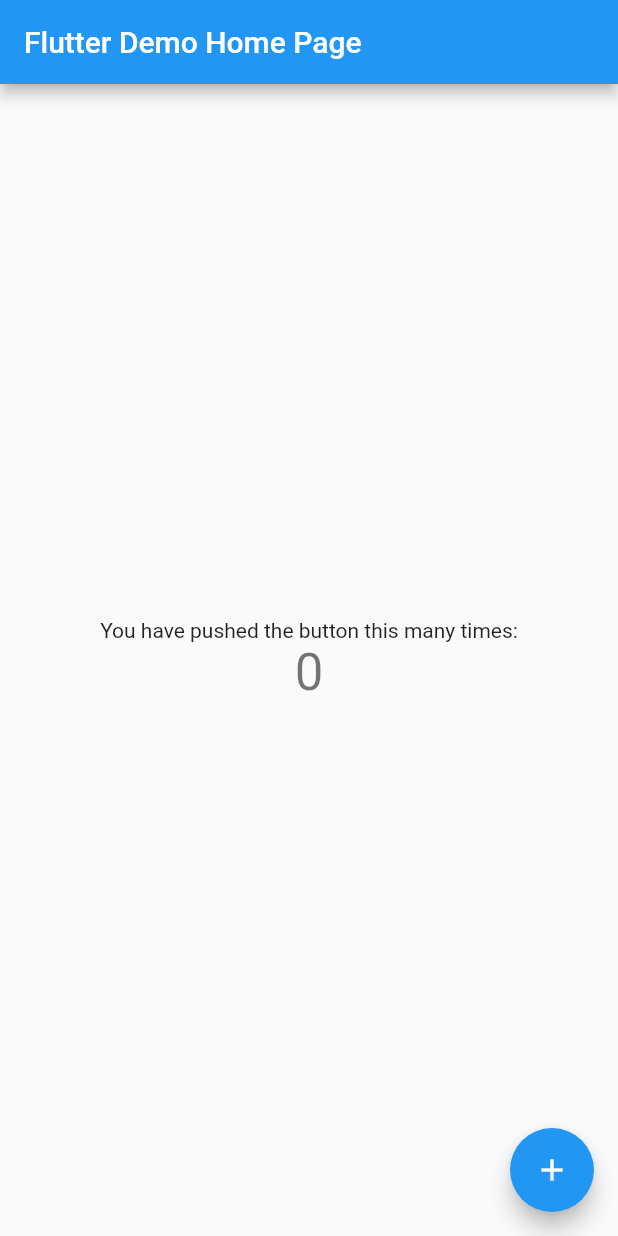
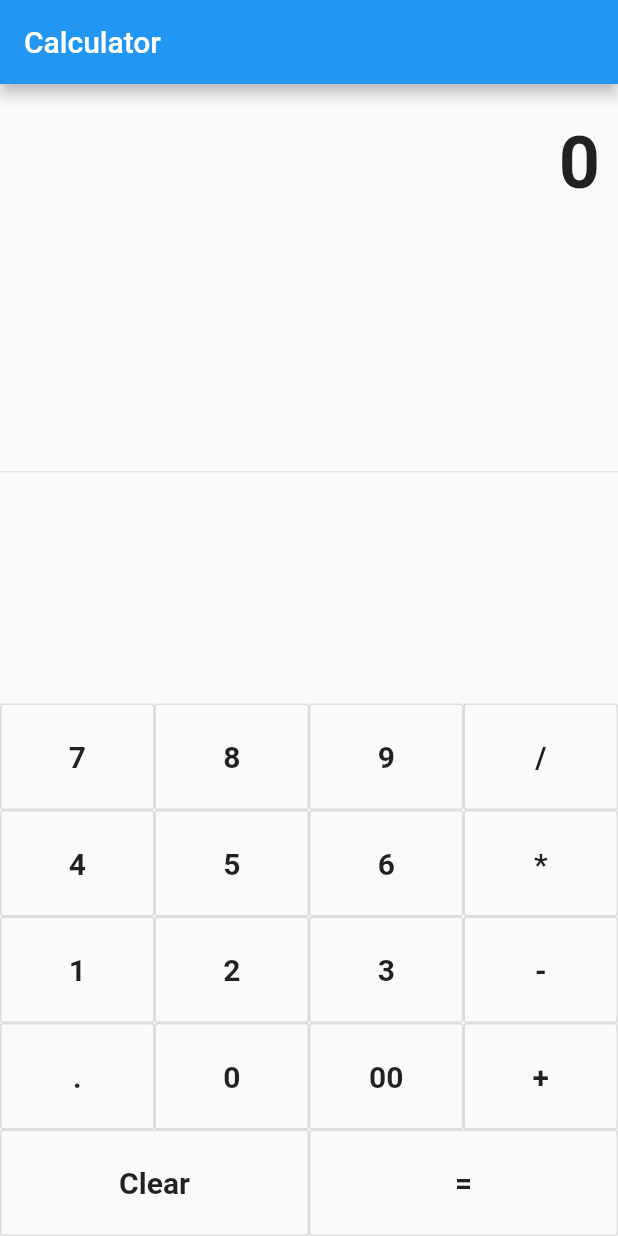
Before and after one commit to lakkaru/flutter_calculator, a Flutter app: the screen it shows after launch, on a phone screen of 412 x 824 dp. Run offline on Flutter 3.47's test engine with Material 2 defaults, Android fonts, the phone set to English and light mode, and no system bars.

Commit message:
Interface Created

```diff
--- a/lib/main.dart
+++ b/lib/main.dart
@@ -19,7 +19,7 @@ class MyApp extends StatelessWidget {
         // counter didn't reset back to zero; the application is not restarted.
         primarySwatch: Colors.blue,
       ),
-      home: new MyHomePage(title: 'Flutter Demo Home Page'),
+      home: new MyHomePage(title: 'Calculator'),
     );
   }
 }
@@ -43,18 +43,29 @@ class MyHomePage extends StatefulWidget {
 }
 
 class _MyHomePageState extends State<MyHomePage> {
-  int _counter = 0;
+  Widget buildButton(String buttonText) {
+    return new Expanded(
+      child: new OutlineButton(
+        padding: EdgeInsets.all(24.0),
+        child: new Text(buttonText,style: TextStyle(fontSize: 20.0, fontWeight: FontWeight.bold),),
+        onPressed: () {},
+        // color: Colors.blueGrey,
+        // textColor: Colors.white,
+      ),
+    );
+  }
+  // int _counter = 0;
 
-  void _incrementCounter() {
-    setState(() {
-      // This call to setState tells the Flutter framework that something has
-      // changed in this State, which causes it to rerun the build method below
-      // so that the display can reflect the updated values. If we changed
-      // _counter without calling setState(), then the build method would not be
-      // called again, and so nothing would appear to happen.
-      _counter++;
-    });
-  }
+  // void _incrementCounter() {
+  //   setState(() {
+  //     // This call to setState tells the Flutter framework that something has
+  //     // changed in this State, which causes it to rerun the build method below
+  //     // so that the display can reflect the updated values. If we changed
+  //     // _counter without calling setState(), then the build method would not be
+  //     // called again, and so nothing would appear to happen.
+  //     _counter++;
+  //   });
+  // }
 
   @override
   Widget build(BuildContext context) {
@@ -70,40 +81,99 @@ class _MyHomePageState extends State<MyHomePage> {
           // the App.build method, and use it to set our appbar title.
           title: new Text(widget.title),
         ),
-      body: new Center(
-        // Center is a layout widget. It takes a single child and positions it
-        // in the middle of the parent.
+        body: new Container(
             child: new Column(
-          // Column is also layout widget. It takes a list of children and
-          // arranges them vertically. By default, it sizes itself to fit its
-          // children horizontally, and tries to be as tall as its parent.
-          //
-          // Invoke "debug paint" (press "p" in the console where you ran
-          // "flutter run", or select "Toggle Debug Paint" from the Flutter tool
-          // window in IntelliJ) to see the wireframe for each widget.
-          //
-          // Column has various properties to control how it sizes itself and
-          // how it positions its children. Here we use mainAxisAlignment to
-          // center the children vertically; the main axis here is the vertical
-          // axis because Columns are vertical (the cross axis would be
-          // horizontal).
-          mainAxisAlignment: MainAxisAlignment.center,
           children: <Widget>[
-            new Text(
-              'You have pushed the button this many times:',
+            Container(
+              padding: EdgeInsets.symmetric(
+                vertical: 24.0,
+                horizontal: 12.0,
               ),
-            new Text(
-              '$_counter',
-              style: Theme.of(context).textTheme.display1,
+              alignment: Alignment.centerRight,
+              child: new Text("0", style: TextStyle(fontSize: 48.0, fontWeight: FontWeight.bold),)
+              ),
+            Expanded(
+              child: Divider(),
+            ),
+
+            Column(
+              children: <Widget>[
+                Row(
+                  children: <Widget>[
+                    buildButton("7"),
+                    buildButton("8"),
+                    buildButton("9"),
+                    buildButton("/"),
+                  ],
+                ),
+                Row(
+                  children: <Widget>[
+                    buildButton("4"),
+                    buildButton("5"),
+                    buildButton("6"),
+                    buildButton("*"),
+                  ],
+                ),
+                Row(
+                  children: <Widget>[
+                    buildButton("1"),
+                    buildButton("2"),
+                    buildButton("3"),
+                    buildButton("-"),
+                  ],
+                ),
+                Row(
+                  children: <Widget>[
+                    buildButton("."),
+                    buildButton("0"),
+                    buildButton("00"),
+                    buildButton("+"),
+                  ],
+                ),
+                Row(
+                  children: <Widget>[
+                    buildButton("Clear"),
+                    buildButton("="),
+                  ],
                 ),
               ],
-        ),
-      ),
-      floatingActionButton: new FloatingActionButton(
-        onPressed: _incrementCounter,
-        tooltip: 'Increment',
-        child: new Icon(Icons.add),
-      ), // This trailing comma makes auto-formatting nicer for build methods.
+            )
+          ],
+        ))
+        // new Center(
+        //   // Center is a layout widget. It takes a single child and positions it
+        //   // in the middle of the parent.
+        //   child: new Column(
+        //     // Column is also layout widget. It takes a list of children and
+        //     // arranges them vertically. By default, it sizes itself to fit its
+        //     // children horizontally, and tries to be as tall as its parent.
+        //     //
+        //     // Invoke "debug paint" (press "p" in the console where you ran
+        //     // "flutter run", or select "Toggle Debug Paint" from the Flutter tool
+        //     // window in IntelliJ) to see the wireframe for each widget.
+        //     //
+        //     // Column has various properties to control how it sizes itself and
+        //     // how it positions its children. Here we use mainAxisAlignment to
+        //     // center the children vertically; the main axis here is the vertical
+        //     // axis because Columns are vertical (the cross axis would be
+        //     // horizontal).
+        //     mainAxisAlignment: MainAxisAlignment.center,
+        //     children: <Widget>[
+        //       new Text(
+        //         'You have pushed the button this many times:',
+        //       ),
+        //       new Text(
+        //         '$_counter',
+        //         style: Theme.of(context).textTheme.display1,
+        //       ),
+        //     ],
+        //   ),
+        // ),
+        // floatingActionButton: new FloatingActionButton(
+        //   onPressed: _incrementCounter,
+        //   tooltip: 'Increment',
+        //   child: new Icon(Icons.add),
+        // ), // This trailing comma makes auto-formatting nicer for build methods.
         );
   }
 }
```
Lines whose indentation alone changed are shown as unchanged.
